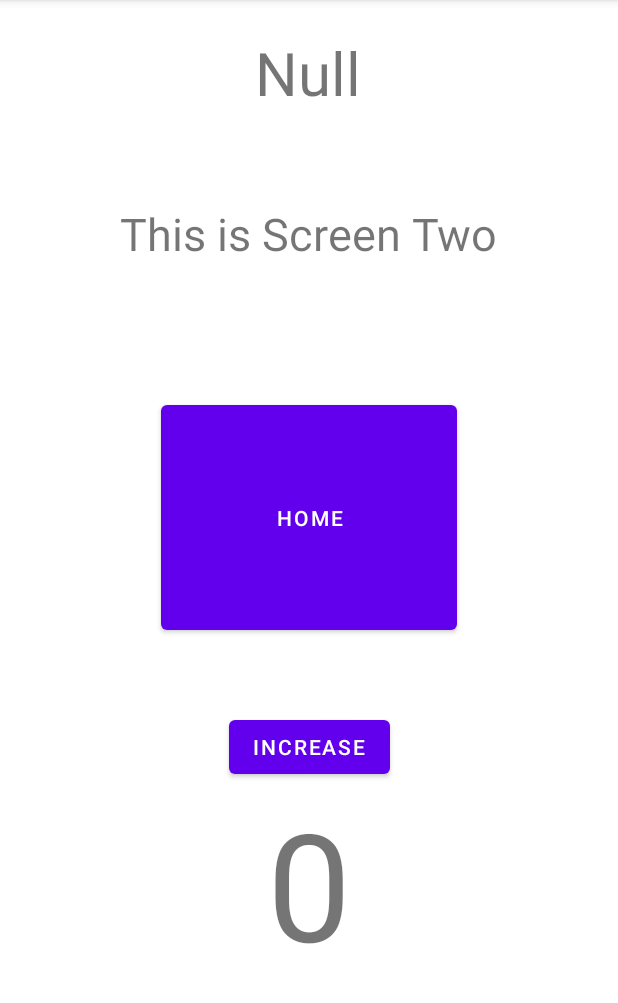
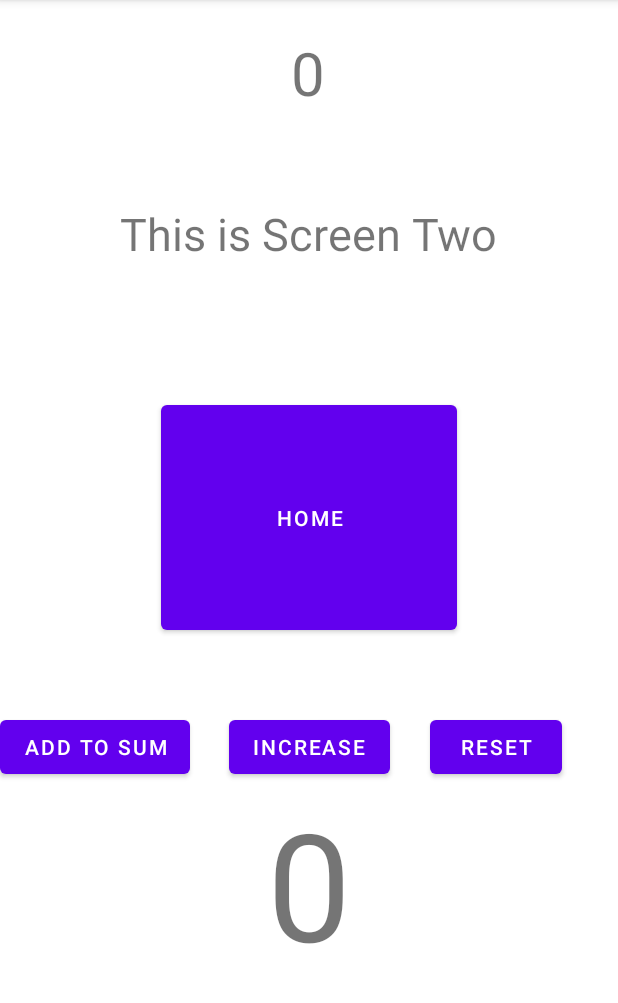
Before and after one commit to solsticefox/SampleApp1, an Android app: the SecondScreenFragment screen opened through its navigation route, on a phone screen of 412 x 824 dp, the part 84-1087 px from its top. Run offline under Robolectric (Android 15) with nearby library versions, the phone set to English and light mode, and no system bars; our stand-ins replace Firebase (no records; nobody signed in at launch, a user with empty details on screens opened directly).

Commit message:
Able to read and write to a path, now working on custom functions

```diff
--- a/app/src/main/java/com/example/emptytest1/ui/anotherscreen/SecondScreenFragment.java
+++ b/app/src/main/java/com/example/emptytest1/ui/anotherscreen/SecondScreenFragment.java
@@ -71,6 +71,17 @@ public class SecondScreenFragment extends Fragment {
             count.setText(String.valueOf(countViewModel.getCount()));
         });
 
+        Button resetCount = view.findViewById(R.id.resetButton);
+        resetCount.setOnClickListener(v -> {
+            countViewModel.resetCount();
+            count.setText(String.valueOf(countViewModel.getCount()));
+        });
+
+        Button sendToDB = view.findViewById(R.id.addToSum);
+        sendToDB.setOnClickListener(v -> {
+            countViewModel.sendCount();
+        });
+
 
     }
 
--- a/app/src/main/java/com/example/emptytest1/ui/anotherscreen/SecondScreenViewModel.java
+++ b/app/src/main/java/com/example/emptytest1/ui/anotherscreen/SecondScreenViewModel.java
@@ -17,7 +17,12 @@ public class SecondScreenViewModel extends ViewModel {
     //Gets the database instance
     FirebaseDatabase database = FirebaseDatabase.getInstance();
     //Gets a reference to that instance
-    DatabaseReference myRef = database.getReference();
+    DatabaseReference myRef = database.getReference("numbers");
+
+
+    public SecondScreenViewModel() {
+        super();
+    }
     private int count = 0;
     //Special data type that has a built in interface that allows for onChange updates
     public MutableLiveData<String> mutatedCount = new MutableLiveData<>("Null");
@@ -25,9 +30,16 @@ public class SecondScreenViewModel extends ViewModel {
         return count;
     }
 
+    public void resetCount() {
+        count = 0;
+    }
+
     public void incrementCount() {
         count++;
-        myRef.setValue(count*2);
+    }
+
+    public void sendCount() {
+        myRef.push().setValue(count);
     }
 
 
@@ -37,8 +49,14 @@ public class SecondScreenViewModel extends ViewModel {
             //Does something whenever data is changed
             @Override
             public void onDataChange(DataSnapshot dataSnapshot) {
-                Integer value = dataSnapshot.getValue(Integer.class);
-                mutatedCount.setValue(value.toString());
+                int sum = 0;
+                for (DataSnapshot childSnapshot : dataSnapshot.getChildren()) {
+                    Integer value = childSnapshot.getValue(Integer.class);
+                    if (value != null) {
+                            sum += value;
+                    }
+                }
+                mutatedCount.setValue(String.valueOf(sum));
             }
 
             //Does something when something goes wrong
--- a/app/src/main/res/layout/fragment_second_screen.xml
+++ b/app/src/main/res/layout/fragment_second_screen.xml
@@ -61,4 +61,26 @@
         app:layout_constraintHorizontal_bias="0.498"
         app:layout_constraintStart_toStartOf="parent" />
 
+    <Button
+        android:id="@+id/resetButton"
+        android:layout_width="wrap_content"
+        android:layout_height="wrap_content"
+        android:layout_marginTop="48dp"
+        android:text="Reset"
+        app:layout_constraintEnd_toEndOf="parent"
+        app:layout_constraintHorizontal_bias="0.412"
+        app:layout_constraintStart_toEndOf="@+id/countIncreaser"
+        app:layout_constraintTop_toBottomOf="@+id/secondToHomeButton" />
+
+    <Button
+        android:id="@+id/addToSum"
+        android:layout_width="wrap_content"
+        android:layout_height="wrap_content"
+        android:layout_marginTop="48dp"
+        android:text="Add To Sum"
+        app:layout_constraintEnd_toStartOf="@+id/countIncreaser"
+        app:layout_constraintHorizontal_bias="0.0"
+        app:layout_constraintStart_toStartOf="parent"
+        app:layout_constraintTop_toBottomOf="@+id/secondToHomeButton" />
+
 </androidx.constraintlayout.widget.ConstraintLayout>
```
